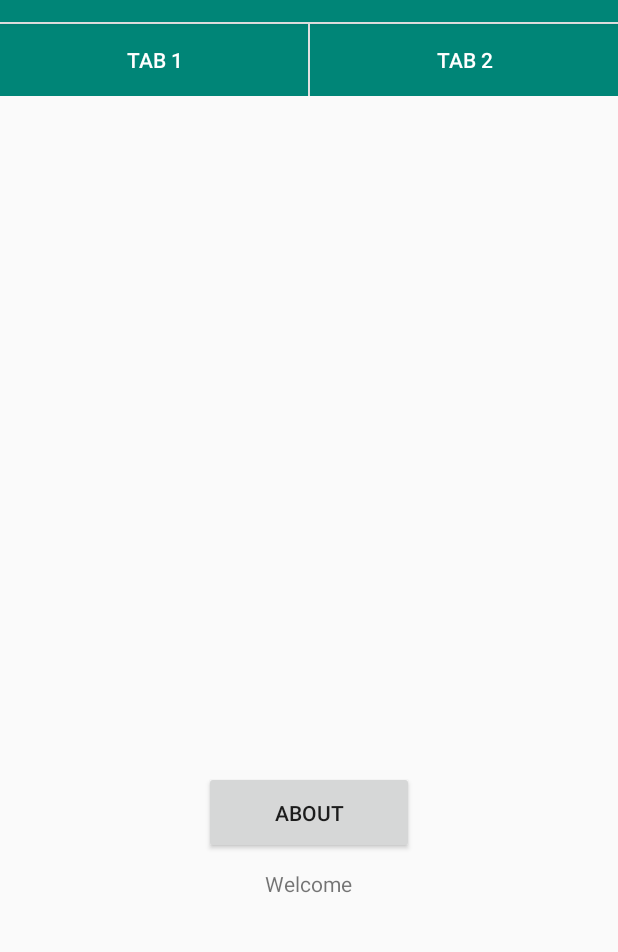
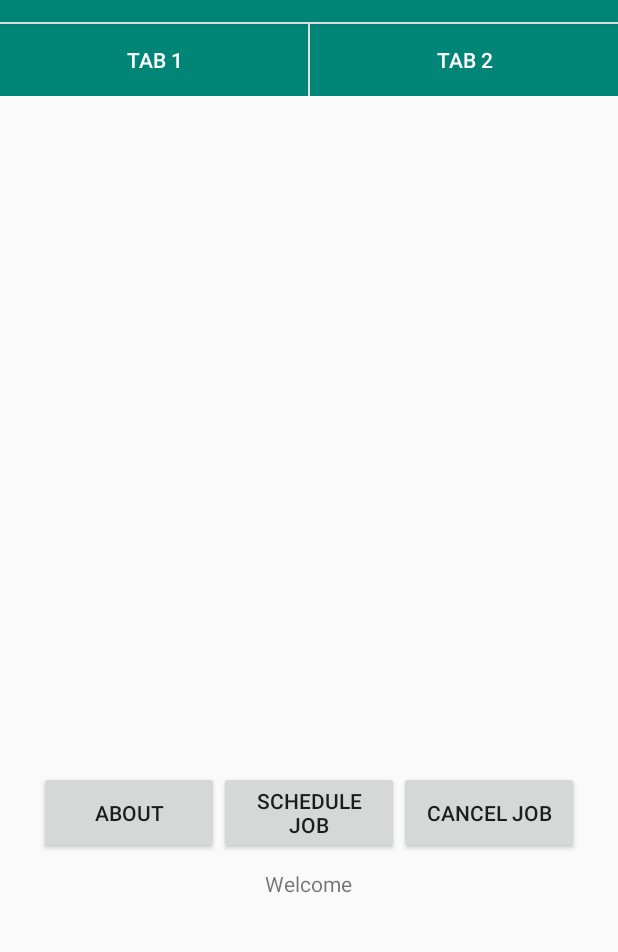
Before and after one commit to yuangarka/Project_Dummy, an Android app: the HomeActivity screen opened directly, with no data from a screen before it, on a phone screen of 412 x 824 dp, the part 62-1014 px from its top. Run offline under Robolectric (Android 15) with nearby library versions, the phone set to English and light mode, and no system bars.

Commit message:
Tambah JobScheduler

```diff
--- a/app/src/main/AndroidManifest.xml
+++ b/app/src/main/AndroidManifest.xml
@@ -3,6 +3,7 @@
     package="com.katouji.project_dummy">
 
     <uses-permission android:name="android.permission.ACCESS_WIFI_STATE" />
+    <uses-permission android:name="android.permission.RECEIVE_BOOT_COMPLETED" />
 
     <application
         android:allowBackup="true"
@@ -20,6 +21,10 @@
                 <category android:name="android.intent.category.LAUNCHER" />
             </intent-filter>
         </activity>
+
+        <service
+            android:name=".MyJobService"
+            android:permission="android.permission.BIND_JOB_SERVICE" />
     </application>
 
 
--- a/app/src/main/res/layout/activity_home.xml
+++ b/app/src/main/res/layout/activity_home.xml
@@ -41,14 +41,42 @@
         android:id="@+id/mainFrag"
         android:layout_width="match_parent"
         android:layout_height="450dp"
-        android:layout_gravity="top" />
+        android:layout_gravity="top" >
 
-    <Button
-        android:id="@+id/btnAbout"
-        android:layout_width="140dp"
-        android:layout_height="55dp"
-        android:layout_gravity="center"
-        android:text="ABOUT" />
+    </FrameLayout>
+
+    <LinearLayout
+        android:layout_width="wrap_content"
+        android:layout_height="wrap_content"
+        android:orientation="horizontal"
+        android:layout_gravity="center">
+
+        <Button
+            android:id="@+id/btnAbout"
+            android:layout_width="120dp"
+            android:layout_height="55dp"
+            android:layout_gravity="center"
+            android:text="ABOUT" />
+
+        <Button
+            android:id="@+id/button"
+            android:layout_width="120dp"
+            android:layout_height="55dp"
+            android:layout_weight="1"
+            android:layout_gravity="center"
+            android:onClick="scheduleJob"
+            android:text="Schedule Job"
+             />
+
+        <Button
+            android:id="@+id/button2"
+            android:layout_width="120dp"
+            android:layout_height="55dp"
+            android:layout_weight="1"
+            android:layout_gravity="center"
+            android:onClick="cancelJob"
+            android:text="Cancel Job" />
+    </LinearLayout>
 
     <TextView
         android:id="@+id/textView4"
```
Also changed, not shown: app/src/main/java/com/katouji/project_dummy/HomeActivity.java (+27 -0 lines).
